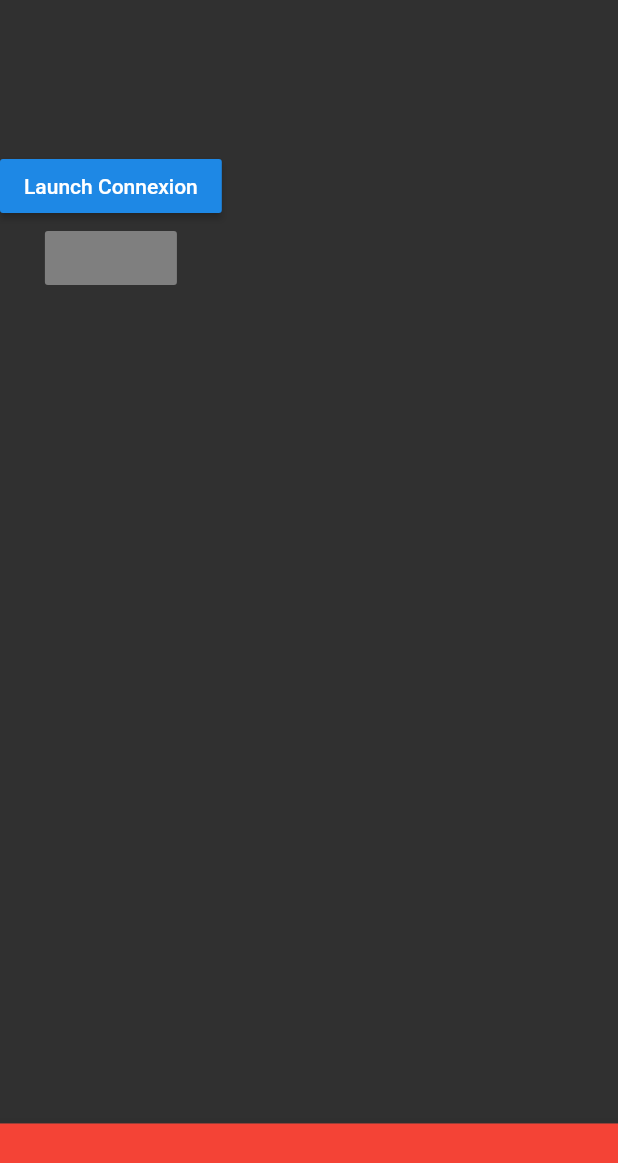
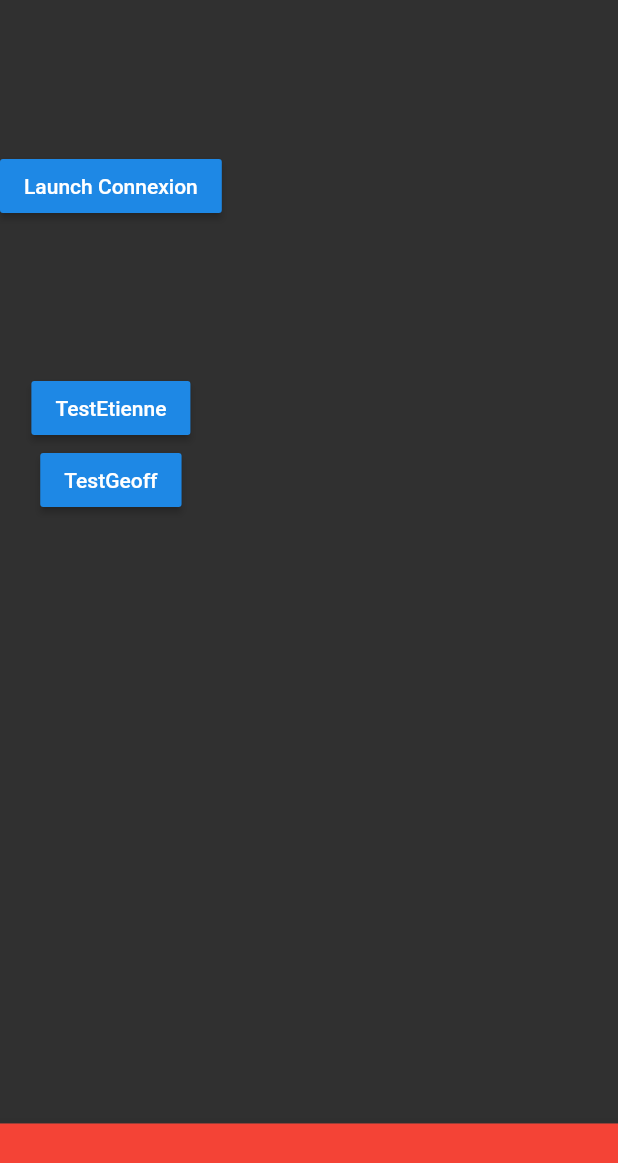
Before and after one commit to GeoffroyMuller/Gety, a Flutter app: the screen it shows after launch, on a phone screen of 412 x 824 dp. Shown: the top 1163 px of the screen. Run offline on Flutter 3.47's test engine with Material 2 defaults, Android fonts, the phone set to English and light mode, and no system bars.

Commit message:
multi page

```diff
--- a/gety_front/lib/main.dart
+++ b/gety_front/lib/main.dart
@@ -3,6 +3,7 @@ import 'package:gety_front/pages/Connection.dart';
 import 'package:gety_front/pages/Home.dart';
 import 'package:gety_front/pages/Messenger.dart';
 import 'package:gety_front/pages/SwipeHome.dart';
+import 'package:gety_front/pages/TestEtienne.dart';
 
 void main() {
   runApp(new MyApp());
@@ -24,6 +25,9 @@ class MyApp extends StatelessWidget {
         '/messenger' : (context) => new Messenger(),
         '/swipehome' : (context) => new SwipeHome(),
 
+        '/testetienne' : (context) => new TestEtienne(),
+        '/testgeoff' : (context) => new SwipeHome(),
+
       },
     );
   }
--- a/gety_front/lib/pages/Home.dart
+++ b/gety_front/lib/pages/Home.dart
@@ -34,7 +34,21 @@ class _Home extends State<Home> {
                 Navigator.pushNamed(context, '/connection');
               },
             ),
-            RaisedButton(onPressed: null),
+            SizedBox(height: 100),
+            RaisedButton(
+              child: Text('TestEtienne'),
+              onPressed: () {
+                // Navigate to the second screen when tapped.
+                Navigator.pushNamed(context, '/testetienne');
+              },
+            ),
+            RaisedButton(
+              child: Text('TestGeoff'),
+              onPressed: () {
+                // Navigate to the second screen when tapped.
+                Navigator.pushNamed(context, '/testgeoff');
+              },
+            ),
           ],
       ),
       bottomNavigationBar: BottomAppBar(
--- /dev/null
+++ b/gety_front/lib/pages/TestEtienne.dart
@@ -0,0 +1,32 @@
+import 'package:flutter/cupertino.dart';
+import 'package:flutter/material.dart';
+import 'package:gety_front/components/ConnectionForm.dart';
+
+class TestEtienne extends StatefulWidget {
+  TestEtienne();
+
+  @override
+  State<StatefulWidget> createState() {
+    return new _TestEtienne();
+  }
+}
+
+class _TestEtienne extends State<TestEtienne> {
+  @override
+  Widget build(BuildContext context) {
+    return Scaffold(
+      appBar: AppBar(
+        title: Text('TestEtienne Gety test'),
+      ),
+      body: Center(
+        child: RaisedButton(
+          child: Text('Back Swipe Home Context '),
+          onPressed: () {
+            // Navigate to the second screen when tapped.
+            Navigator.pop(context);
+          },
+        ),
+      ),
+    );
+  }
+}
--- /dev/null
+++ b/gety_front/lib/pages/TestGeoff.dart
@@ -0,0 +1,32 @@
+import 'package:flutter/cupertino.dart';
+import 'package:flutter/material.dart';
+import 'package:gety_front/components/ConnectionForm.dart';
+
+class TestGeoff extends StatefulWidget {
+  TestGeoff();
+
+  @override
+  State<StatefulWidget> createState() {
+    return new _TestGeoff();
+  }
+}
+
+class _TestGeoff extends State<TestGeoff> {
+  @override
+  Widget build(BuildContext context) {
+    return Scaffold(
+      appBar: AppBar(
+        title: Text('TestGeoff Gety test'),
+      ),
+      body: Center(
+        child: RaisedButton(
+          child: Text('Back Swipe Home Context '),
+          onPressed: () {
+            // Navigate to the second screen when tapped.
+            Navigator.pop(context);
+          },
+        ),
+      ),
+    );
+  }
+}
```
